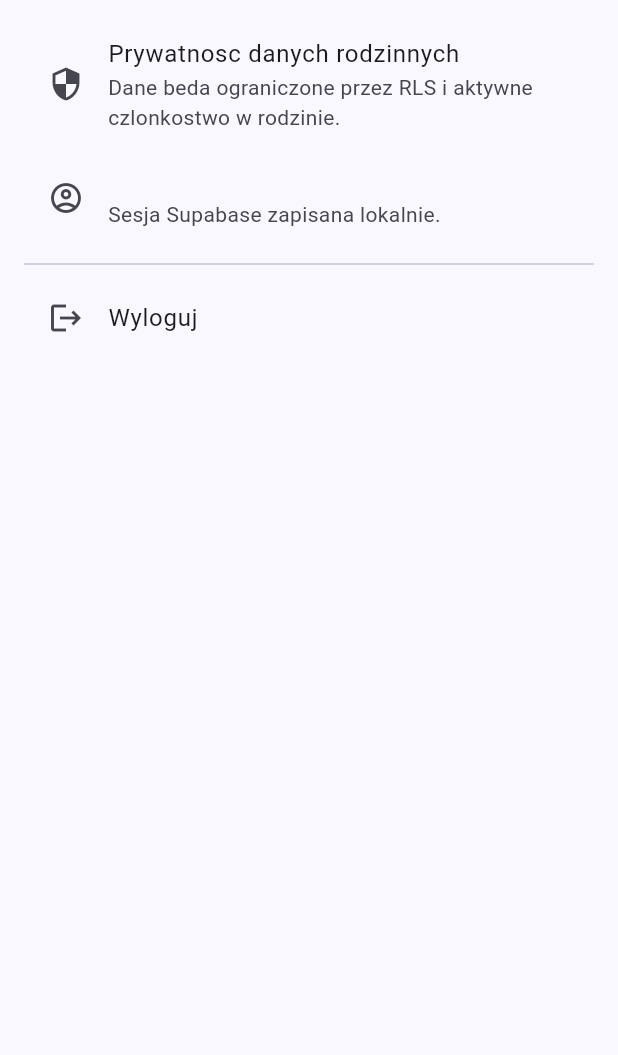
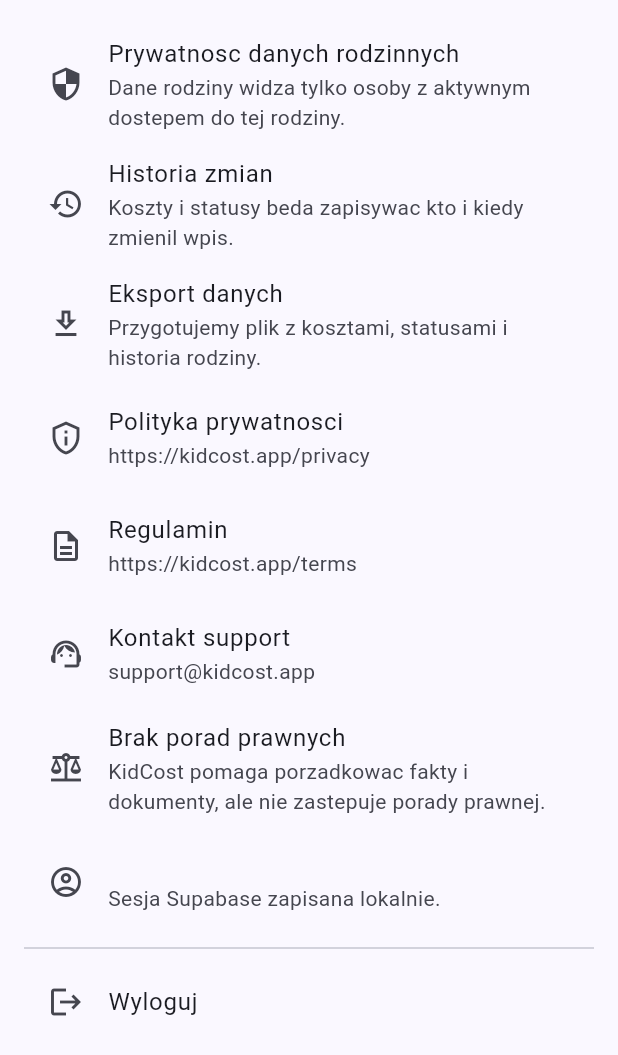
Before and after one commit to gorsky87/KidCost, a Flutter app: the SettingsScreen widget shown alone on an empty page, opened directly with empty values, on a phone screen of 412 x 824 dp. Shown: the top 1055 px of the screen. Run offline on Flutter 3.47's test engine with Material 3 defaults, Android fonts, the light colour scheme and no system bars; our stand-ins replace supabase_flutter; accounts and stored records are empty.

Commit message:
Add trust onboarding UX

```diff
--- a/apps/mobile/lib/src/features/onboarding/family_onboarding_screen.dart
+++ b/apps/mobile/lib/src/features/onboarding/family_onboarding_screen.dart
@@ -366,7 +366,44 @@ class _InviteStep extends StatelessWidget {
         const SizedBox(height: 16),
         FilledButton(onPressed: onFinish, child: const Text('Zakoncz')),
         TextButton(onPressed: onSkip, child: const Text('Pomin zaproszenie')),
+        const SizedBox(height: 12),
+        const _TrustNote(),
       ],
+    );
+  }
+}
+
+class _TrustNote extends StatelessWidget {
+  const _TrustNote();
+
+  @override
+  Widget build(BuildContext context) {
+    return const Card(
+      child: Column(
+        children: [
+          ListTile(
+            leading: Icon(Icons.privacy_tip_outlined),
+            title: Text('Prywatnosc i zaufanie'),
+            subtitle: Text(
+              'Dane rodziny widza tylko osoby z aktywnym dostepem do tej rodziny.',
+            ),
+          ),
+          ListTile(
+            leading: Icon(Icons.history_outlined),
+            title: Text('Historia zmian'),
+            subtitle: Text(
+              'Koszty i statusy beda mialy historie, zeby bylo widac kto i kiedy zmienil wpis.',
+            ),
+          ),
+          ListTile(
+            leading: Icon(Icons.balance_outlined),
+            title: Text('Porzadkujemy fakty'),
+            subtitle: Text(
+              'KidCost pomaga dokumentowac koszty, ale nie zastepuje porady prawnej.',
+            ),
+          ),
+        ],
+      ),
     );
   }
 }
--- a/apps/mobile/lib/src/features/shell/screens/settings_screen.dart
+++ b/apps/mobile/lib/src/features/shell/screens/settings_screen.dart
@@ -21,7 +21,59 @@ class SettingsScreen extends StatelessWidget {
           leading: Icon(Icons.security_outlined),
           title: Text('Prywatnosc danych rodzinnych'),
           subtitle: Text(
-            'Dane beda ograniczone przez RLS i aktywne czlonkostwo w rodzinie.',
+            'Dane rodziny widza tylko osoby z aktywnym dostepem do tej rodziny.',
+          ),
+        ),
+        const ListTile(
+          leading: Icon(Icons.history_outlined),
+          title: Text('Historia zmian'),
+          subtitle: Text(
+            'Koszty i statusy beda zapisywac kto i kiedy zmienil wpis.',
+          ),
+        ),
+        ListTile(
+          leading: const Icon(Icons.download_outlined),
+          title: const Text('Eksport danych'),
+          subtitle: const Text(
+            'Przygotujemy plik z kosztami, statusami i historia rodziny.',
+          ),
+          onTap: () => _showComingSoon(
+            context,
+            'Eksport danych bedzie dostepny po podpieciu backendu.',
+          ),
+        ),
+        ListTile(
+          leading: const Icon(Icons.privacy_tip_outlined),
+          title: const Text('Polityka prywatnosci'),
+          subtitle: const Text('https://kidcost.app/privacy'),
+          onTap: () => _showComingSoon(
+            context,
+            'Polityka prywatnosci jest przygotowana w docs/web/privacy-policy.md.',
+          ),
+        ),
+        ListTile(
+          leading: const Icon(Icons.description_outlined),
+          title: const Text('Regulamin'),
+          subtitle: const Text('https://kidcost.app/terms'),
+          onTap: () => _showComingSoon(
+            context,
+            'Regulamin jest przygotowany w docs/web/terms-of-service.md.',
+          ),
+        ),
+        ListTile(
+          leading: const Icon(Icons.support_agent_outlined),
+          title: const Text('Kontakt support'),
+          subtitle: const Text('support@kidcost.app'),
+          onTap: () => _showComingSoon(
+            context,
+            'Napisz na support@kidcost.app. Nie wysylaj pelnych danych dziecka, jesli nie sa potrzebne.',
+          ),
+        ),
+        const ListTile(
+          leading: Icon(Icons.balance_outlined),
+          title: Text('Brak porad prawnych'),
+          subtitle: Text(
+            'KidCost pomaga porzadkowac fakty i dokumenty, ale nie zastepuje porady prawnej.',
           ),
         ),
         ListTile(
@@ -42,4 +94,10 @@ class SettingsScreen extends StatelessWidget {
       ],
     );
   }
+
+  void _showComingSoon(BuildContext context, String message) {
+    ScaffoldMessenger.of(
+      context,
+    ).showSnackBar(SnackBar(content: Text(message)));
+  }
 }
```
Also changed, not shown: 2 other files.
